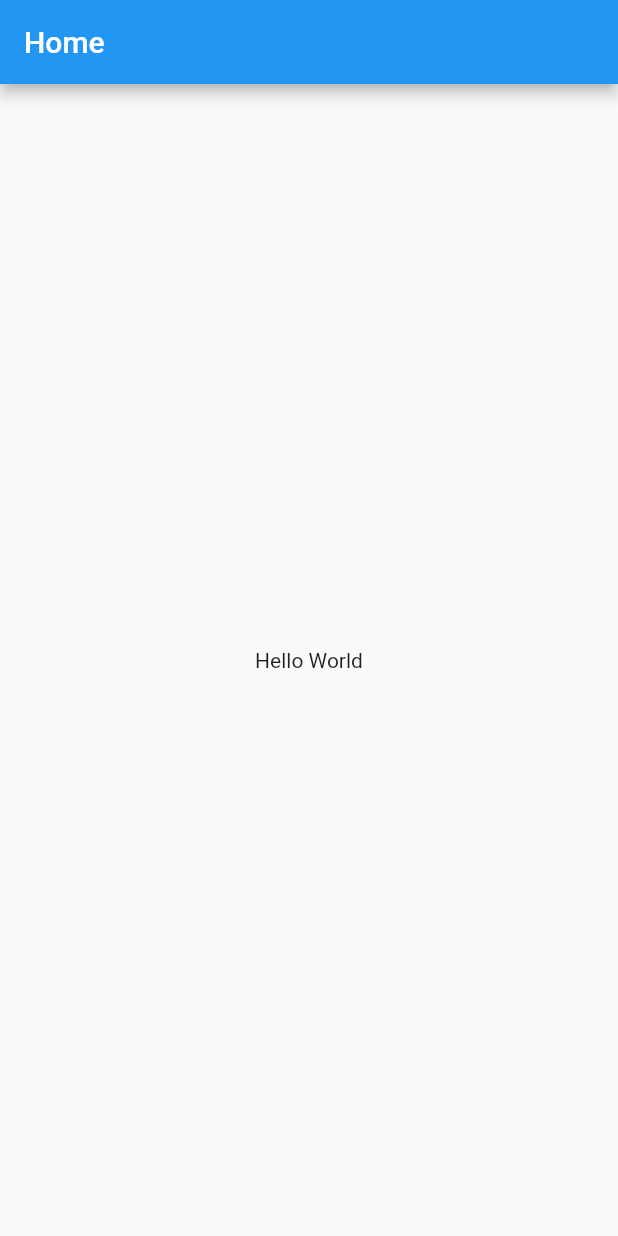
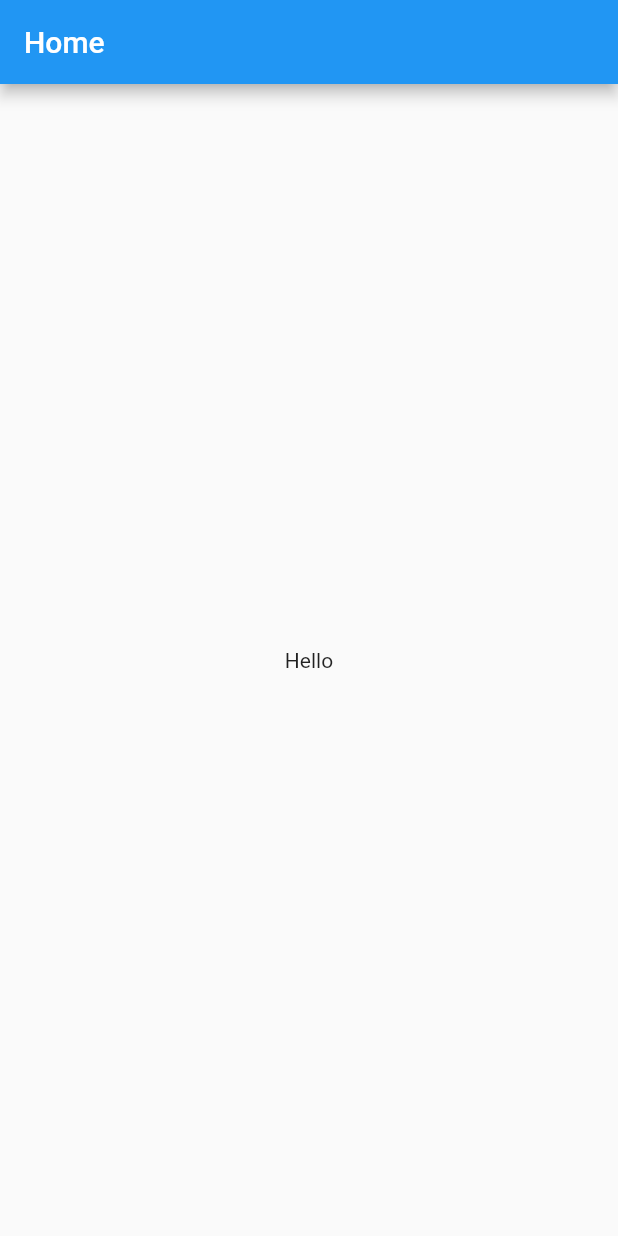
Before and after one commit to matroses/sleep-monitor, a Flutter app: the screen it shows after launch, on a phone screen of 412 x 824 dp. Run offline on Flutter 3.47's test engine with Material 2 defaults, Android fonts, the phone set to English and light mode, and no system bars.

Commit message:
Clean up

```diff
--- a/lib/main.dart
+++ b/lib/main.dart
@@ -14,7 +14,7 @@ class MyApp extends StatelessWidget {
           title: Text('Home'),
         ),
         body: Center(
-          child: Text('Hello World'),
+          child: Text('Hello'),
         ),
       ),
     );
```
